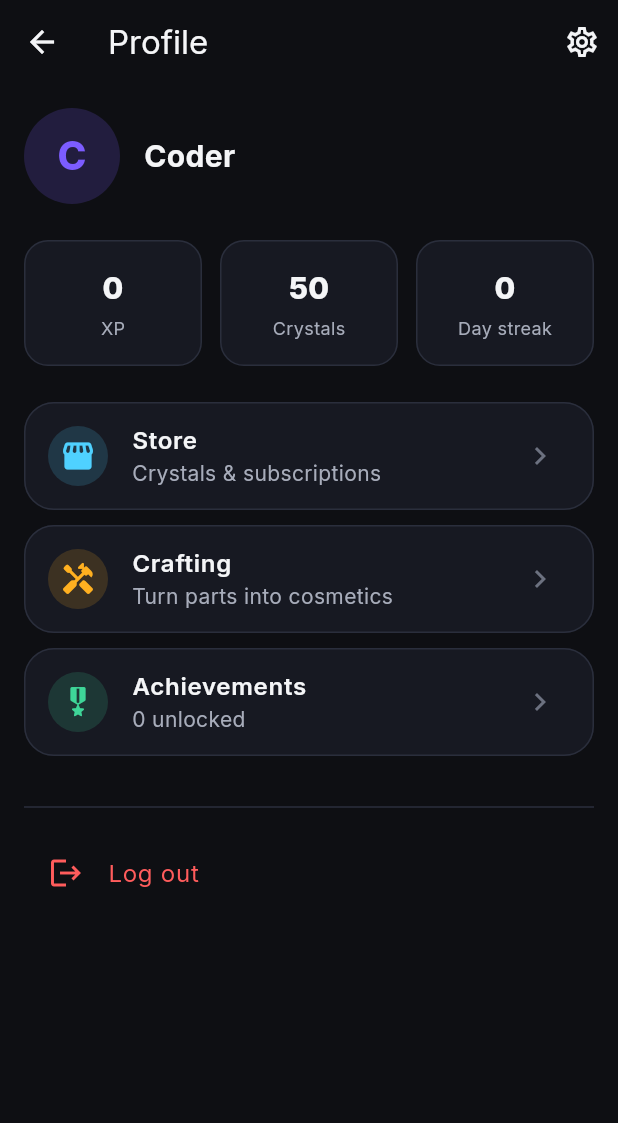
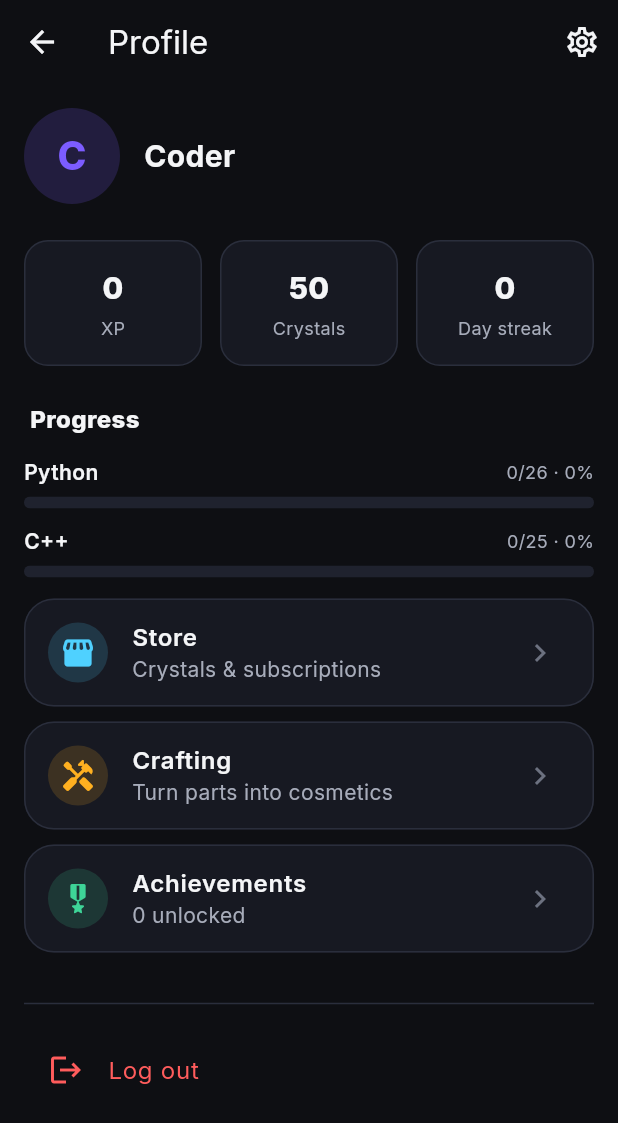
Before and after one commit to vegas109/f2, a Flutter app: the ProfileScreen screen opened directly, on a phone screen of 412 x 824 dp. Shown: the top 1123 px of the screen. Run offline on Flutter 3.47's test engine with Material 3 defaults, Android fonts, the phone set to English and light mode, and no system bars; our stand-ins replace equatable, flutter_animate, flutter_riverpod, go_router, google_fonts, in_app_purchase and 1 more; accounts and stored records are empty; generated files the repository leaves out were written again.

Commit message:
Add per-track progress stats to the profile
Profile shows a Progress section with completed/total and percent per track,
computed from bundled curriculum + completed lessons (auto-refreshes).

Co-Authored-By: Claude Opus 4.8 <noreply@anthropic.com>
Claude-Session: https://claude.ai/code/session_01GuJ4ZuTAV4qU8pJ6z8Bgxp

```diff
--- /dev/null
+++ b/lib/features/curriculum/application/progress_providers.dart
@@ -0,0 +1,42 @@
+import 'package:flutter_riverpod/flutter_riverpod.dart';
+
+import '../../player/application/player_controller.dart';
+import 'curriculum_providers.dart';
+
+/// Completion stats for one track.
+class TrackProgress {
+  const TrackProgress({
+    required this.trackId,
+    required this.completed,
+    required this.total,
+  });
+
+  final String trackId;
+  final int completed;
+  final int total;
+
+  double get ratio => total == 0 ? 0 : completed / total;
+  int get percent => (ratio * 100).round();
+}
+
+/// Loads both tracks and computes how many lessons the player has completed in
+/// each. Recomputes when the completed-lessons set changes; track content is
+/// cached by the repository so this is cheap.
+final progressStatsProvider = FutureProvider<List<TrackProgress>>((ref) async {
+  final repo = ref.watch(curriculumRepositoryProvider);
+  final completed = ref.watch(
+      playerControllerProvider.select((p) => p.completedLessonIds));
+
+  final stats = <TrackProgress>[];
+  for (final trackId in const ['python', 'cpp']) {
+    final track = await repo.loadTrack(trackId);
+    final lessons = track.allLessons;
+    final done = lessons.where((l) => completed.contains(l.id)).length;
+    stats.add(TrackProgress(
+      trackId: trackId,
+      completed: done,
+      total: lessons.length,
+    ));
+  }
+  return stats;
+});
--- a/lib/features/profile/presentation/profile_screen.dart
+++ b/lib/features/profile/presentation/profile_screen.dart
@@ -8,6 +8,7 @@ import '../../achievements/presentation/achievements_screen.dart';
 import '../../auth/application/auth_controller.dart';
 import '../../crafting/application/crafting_controller.dart';
 import '../../crafting/presentation/crafting_screen.dart';
+import '../../curriculum/application/progress_providers.dart';
 import '../../player/application/player_controller.dart';
 import '../../settings/presentation/settings_screen.dart';
 import '../../store/application/store_controller.dart';
@@ -81,6 +82,8 @@ class ProfileScreen extends ConsumerWidget {
             ],
           ),
           const SizedBox(height: 24),
+          const _ProgressSection(),
+          const SizedBox(height: 8),
           _NavTile(
             icon: Icons.storefront_rounded,
             color: AppColors.crystal,
@@ -129,6 +132,68 @@ class ProfileScreen extends ConsumerWidget {
             title: Text(l10n.logOut,
                 style: const TextStyle(color: AppColors.error)),
             onTap: () => ref.read(authControllerProvider.notifier).signOut(),
+          ),
+        ],
+      ),
+    );
+  }
+}
+
+class _ProgressSection extends ConsumerWidget {
+  const _ProgressSection();
+
+  @override
+  Widget build(BuildContext context, WidgetRef ref) {
+    final statsAsync = ref.watch(progressStatsProvider);
+    return statsAsync.maybeWhen(
+      data: (stats) => Column(
+        crossAxisAlignment: CrossAxisAlignment.start,
+        children: [
+          const Padding(
+            padding: EdgeInsets.only(left: 4, bottom: 8),
+            child: Text('Progress',
+                style: TextStyle(fontSize: 16, fontWeight: FontWeight.w800)),
+          ),
+          for (final s in stats) _TrackProgressRow(stats: s),
+        ],
+      ),
+      orElse: () => const SizedBox.shrink(),
+    );
+  }
+}
+
+class _TrackProgressRow extends StatelessWidget {
+  const _TrackProgressRow({required this.stats});
+  final TrackProgress stats;
+
+  @override
+  Widget build(BuildContext context) {
+    final accent = AppColors.track(stats.trackId);
+    final label = stats.trackId == 'cpp' ? 'C++' : 'Python';
+    return Padding(
+      padding: const EdgeInsets.symmetric(vertical: 6),
+      child: Column(
+        crossAxisAlignment: CrossAxisAlignment.start,
+        children: [
+          Row(
+            children: [
+              Text(label,
+                  style: const TextStyle(fontWeight: FontWeight.w600)),
+              const Spacer(),
+              Text('${stats.completed}/${stats.total} · ${stats.percent}%',
+                  style: const TextStyle(
+                      color: AppColors.textSecondary, fontSize: 12)),
+            ],
+          ),
+          const SizedBox(height: 6),
+          ClipRRect(
+            borderRadius: BorderRadius.circular(6),
+            child: LinearProgressIndicator(
+              value: stats.ratio,
+              minHeight: 8,
+              backgroundColor: AppColors.surfaceHigh,
+              valueColor: AlwaysStoppedAnimation(accent),
+            ),
           ),
         ],
       ),
```
